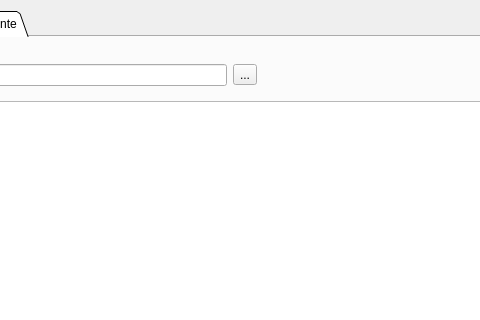
JPCassimiro/JHMR, file ui/ui_files/user_actions_widget.ui: the form before one commit; both pictures show x 131 to 611 and y 0 to 320 of the 745 by 520 pixel window.
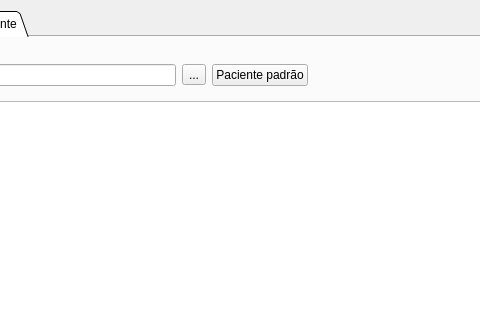
The form after the commit. Icons and pictures are not drawn.

The edit to the form file:
```diff
--- a/ui/ui_files/user_actions_widget.ui
+++ b/ui/ui_files/user_actions_widget.ui
@@ -112,6 +112,13 @@
                   </property>
                  </widget>
                 </item>
+                <item>
+                 <widget class="QPushButton" name="defaultPatientButton">
+                  <property name="text">
+                   <string>Paciente padrão</string>
+                  </property>
+                 </widget>
+                </item>
                 <item>
                  <spacer name="horizontalSpacer">
                   <property name="orientation">
```
Left out of the diff: 7 changed lines with no effect on the pictures.
